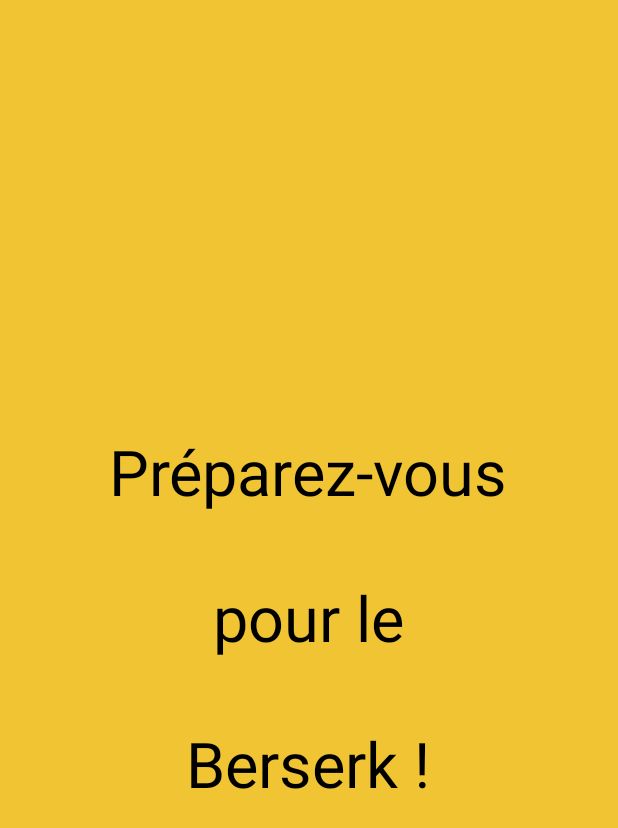
After one commit to Rom184/kcup-game, an Android app: the layout activity_begin_game_berserk.xml on its own in the app's theme, with its tools: preview values and no code run, on a phone screen of 412 x 824 dp. The commit adds this screen. Shown: the top 828 px of the screen. Run offline under Robolectric (Android 15) with nearby library versions, the phone set to English and light mode, and no system bars.

Commit message:
Add begin berserk

```diff
--- a/K-cup/app/src/main/AndroidManifest.xml
+++ b/K-cup/app/src/main/AndroidManifest.xml
@@ -59,6 +59,11 @@
             android:theme="@style/style_no_need_player" />
 
         <activity
+            android:name="player.BeginGameBerserkActivity"
+            android:screenOrientation="portrait"
+            android:theme="@style/style_berserk_black" />
+
+        <activity
             android:name="game.NoNeedPlayerActivity"
             android:screenOrientation="portrait"
             android:theme="@style/style_no_need_player" />
--- a/K-cup/app/src/main/java/end/EndGameActivity.java
+++ b/K-cup/app/src/main/java/end/EndGameActivity.java
@@ -115,6 +115,7 @@
         content.setAnimation(anim1);
         optionTitle.setAnimation(anim1);
         optionButton.setAnimation(anim1);
+        endButton.setAnimation(anim1);
 
         ImageView back = (ImageView) findViewById(R.id.back);
         back.setOnClickListener(new View.OnClickListener() {
--- a/K-cup/app/src/main/java/game/NewRuleActivity.java
+++ b/K-cup/app/src/main/java/game/NewRuleActivity.java
@@ -92,6 +92,7 @@
 
     private void goToNextRule() {
         SharedPreferenceUtils.setPositionGame(getApplicationContext(), position + 1);
+        if (position < SharedPreferenceUtils.getRule(getApplicationContext(), SharedPreferenceUtils.PREFS_RULE).size()) {
             if (SharedPreferenceUtils.getRule(getApplicationContext(), SharedPreferenceUtils.PREFS_RULE).get(position + 1).getType()
                     .equals(GameUtils.Type.NO_NEED_PLAYER.toString())) {
                 Intent k = new Intent(NewRuleActivity.this, NoNeedPlayerActivity.class);
@@ -116,6 +117,7 @@
                 startActivity(k);
                 overridePendingTransition(R.anim.slide_in_right, android.R.anim.fade_out);
                 finish();
+            }
         } else {
             SharedPreferenceUtils.setPositionGame(getApplicationContext(), 0);
             Intent k = new Intent(NewRuleActivity.this, EndGameActivity.class);
--- a/K-cup/app/src/main/java/game/NewRuleNextActivity.java
+++ b/K-cup/app/src/main/java/game/NewRuleNextActivity.java
@@ -89,7 +89,10 @@
     }
 
     private void goToNextRule() {
+
         SharedPreferenceUtils.setPositionGame(getApplicationContext(), position + 1);
+        if (position < SharedPreferenceUtils.getRule(getApplicationContext(), SharedPreferenceUtils.PREFS_RULE).size()) {
+
             if (SharedPreferenceUtils.getRule(getApplicationContext(), SharedPreferenceUtils.PREFS_RULE).get(position + 1).getType()
                     .equals(GameUtils.Type.NO_NEED_PLAYER.toString())) {
                 Intent k = new Intent(NewRuleNextActivity.this, NoNeedPlayerActivity.class);
@@ -120,6 +123,7 @@
                 startActivity(k);
                 overridePendingTransition(R.anim.slide_in_right, android.R.anim.fade_out);
                 finish();
+            }
         } else {
             SharedPreferenceUtils.setPositionGame(getApplicationContext(), 0);
             Intent k = new Intent(NewRuleNextActivity.this, EndGameActivity.class);
--- /dev/null
+++ b/K-cup/app/src/main/res/drawable/color1.xml
@@ -0,0 +1,7 @@
+<?xml version="1.0" encoding="utf-8"?>
+<shape xmlns:android="http://schemas.android.com/apk/res/android">
+    <gradient
+        android:angle="0"
+        android:endColor="@color/yellow"
+        android:startColor="@color/yellow" />
+</shape>
--- /dev/null
+++ b/K-cup/app/src/main/res/drawable/color2.xml
@@ -0,0 +1,7 @@
+<?xml version="1.0" encoding="utf-8"?>
+<shape xmlns:android="http://schemas.android.com/apk/res/android">
+    <gradient
+        android:angle="45"
+        android:endColor="@android:color/black"
+        android:startColor="@color/yellow" />
+</shape>
--- /dev/null
+++ b/K-cup/app/src/main/res/drawable/color3.xml
@@ -0,0 +1,7 @@
+<?xml version="1.0" encoding="utf-8"?>
+<shape xmlns:android="http://schemas.android.com/apk/res/android">
+    <gradient
+        android:angle="90"
+        android:endColor="@android:color/black"
+        android:startColor="@android:color/black" />
+</shape>
--- /dev/null
+++ b/K-cup/app/src/main/res/drawable/color4.xml
@@ -0,0 +1,7 @@
+<?xml version="1.0" encoding="utf-8"?>
+<shape xmlns:android="http://schemas.android.com/apk/res/android">
+    <gradient
+        android:startColor="#7141e2"
+        android:endColor="#d46cb3"
+        android:angle="135"/>
+</shape>
--- /dev/null
+++ b/K-cup/app/src/main/res/drawable/fade_berserk.xml
@@ -0,0 +1,15 @@
+<?xml version="1.0" encoding="utf-8"?>
+<animation-list xmlns:android="http://schemas.android.com/apk/res/android">
+    <item
+        android:drawable="@drawable/color1"
+        android:duration="2000" />
+    <!--<item
+        android:drawable="@drawable/color2"
+        android:duration="2000" />-->
+    <item
+        android:drawable="@drawable/color3"
+        android:duration="2000" />
+    <!--<item
+        android:drawable="@drawable/color4"
+        android:duration="1000" />-->
+</animation-list>
--- /dev/null
+++ b/K-cup/app/src/main/res/layout/activity_begin_game_berserk.xml
@@ -0,0 +1,21 @@
+<?xml version="1.0" encoding="utf-8"?>
+<FrameLayout xmlns:android="http://schemas.android.com/apk/res/android"
+    android:id="@+id/content"
+    android:layout_width="match_parent"
+    android:layout_height="match_parent"
+    android:background="@drawable/fade_berserk"
+    android:orientation="vertical">
+
+    <TextView
+        android:id="@+id/title"
+        android:layout_width="wrap_content"
+        android:layout_height="wrap_content"
+        android:layout_gravity="center"
+        android:layout_marginLeft="12dp"
+        android:layout_marginRight="12dp"
+        android:gravity="center"
+        android:text="@string/mode_berserk"
+        android:textColor="@android:color/black"
+        android:textSize="42sp" />
+
+</FrameLayout>
--- a/K-cup/app/src/main/res/values/strings.xml
+++ b/K-cup/app/src/main/res/values/strings.xml
@@ -29,6 +29,7 @@
     <string name="mode_easy">Il ne faut pas trop boire !</string>
     <string name="mode_normal">Buveur du soir bonsoir !</string>
     <string name="mode_hard">L\'alcool ? C\'est de l\'eau !</string>
+    <string name="mode_berserk">Préparez-vous\n\npour le\n\nBerserk !</string>
     <string name="no_need_player_title">OYÉ OYÉ !</string>
     <string name="challenge_title">DUEL !</string>
     <string name="choice_title">LA DEVINETTE !</string>
--- a/K-cup/app/src/main/res/values/styles.xml
+++ b/K-cup/app/src/main/res/values/styles.xml
@@ -44,6 +44,12 @@
         <item name="colorPrimaryDark">@color/plum</item>
     </style>
 
+    <style name="style_berserk_black" parent="AppTheme.NoActionBar">
+        <item name="colorAccent">@android:color/black</item>
+        <item name="colorPrimaryDark">@android:color/black</item>
+        <item name="colorPrimary">@android:color/white</item>
+    </style>
+
     <style name="DialogTheme" parent="Theme.AppCompat.Light.Dialog">
         <item name="windowActionBar">false</item>
         <item name="windowNoTitle">true</item>
```
Also changed, not shown: K-cup/app/src/main/java/home/HomeMainFragment.java (+17 -3 lines), K-cup/app/src/main/java/player/BeginGameBerserkActivity.java (added, +93 -0 lines), K-cup/app/src/main/java/utils/GameUtils.java (+4 -69 lines), K-cup/app/src/main/res/layout/activity_end.xml (+4 -4 lines). Lines whose indentation alone changed are shown as unchanged.
